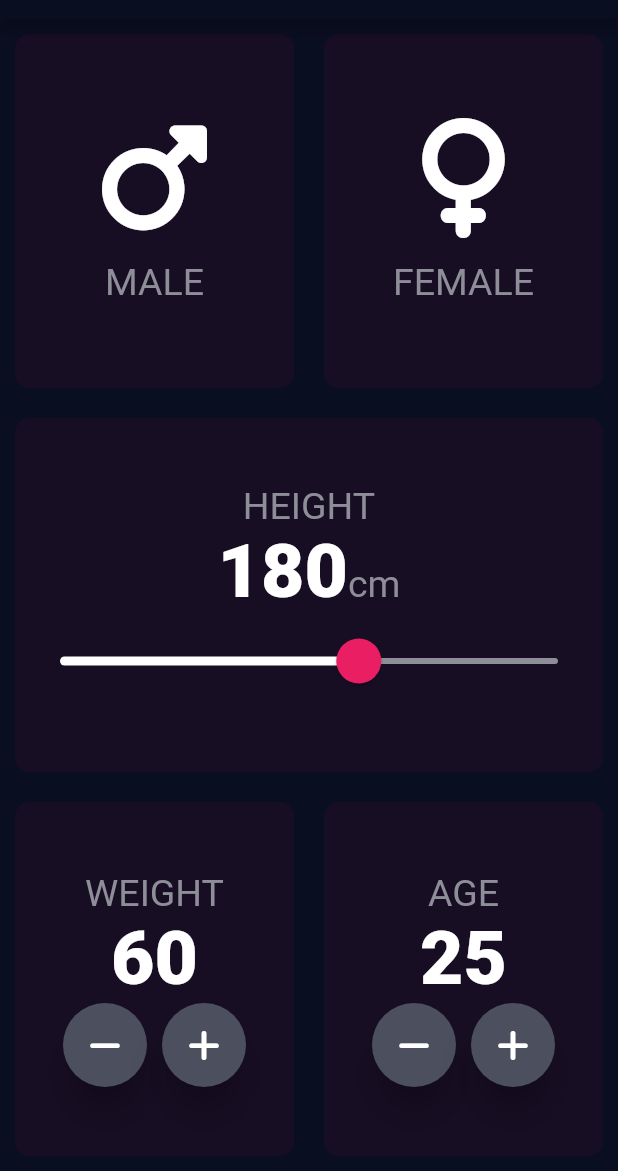
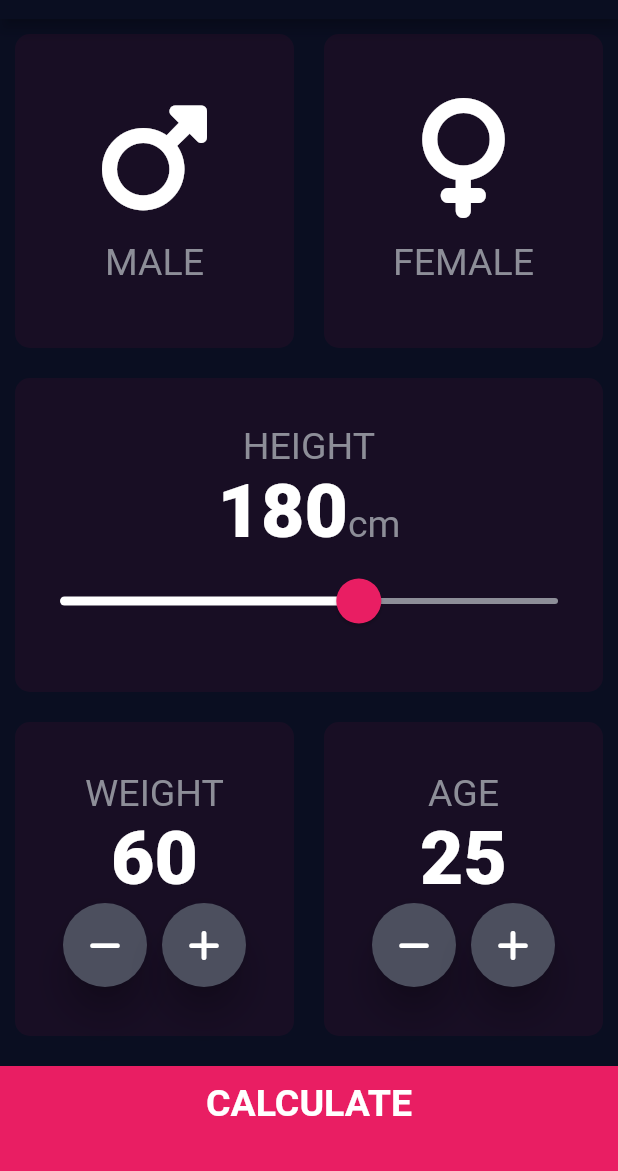
Before and after one commit to alichur/bmi-calculator, a Flutter app: the screen it shows after launch, on a phone screen of 412 x 824 dp, the part 65-1236 px from its top. Run offline on Flutter 3.47's test engine with Material 2 defaults, Android fonts, the phone set to English and light mode, and no system bars; our stand-ins replace font_awesome_flutter.

```diff
--- a/lib/constants.dart
+++ b/lib/constants.dart
@@ -10,3 +10,5 @@ final TextStyle kLabelTextStyle = TextStyle(
 );
 final TextStyle kNumberStyle =
     TextStyle(fontSize: 50.0, fontWeight: FontWeight.w900);
+final TextStyle klargeButtonText =
+    TextStyle(fontSize: 25, fontWeight: FontWeight.bold);
--- a/lib/input_page.dart
+++ b/lib/input_page.dart
@@ -1,3 +1,4 @@
+import 'package:bmi_calculator/results_page.dart';
 import 'package:bmi_calculator/reusable_card.dart';
 import 'package:flutter/material.dart';
 import 'package:font_awesome_flutter/font_awesome_flutter.dart';
@@ -160,6 +161,19 @@ class _InputPageState extends State<InputPage> {
             ),
           ]),
         ),
+        GestureDetector(
+          onTap: () {
+            Navigator.push(context,
+                MaterialPageRoute(builder: (context) => ResultsPage()));
+          },
+          child: Container(
+              padding: EdgeInsets.only(bottom: 20),
+              child: Center(child: Text('CALCULATE', style: klargeButtonText)),
+              width: double.infinity,
+              height: 70,
+              margin: EdgeInsets.only(top: 10),
+              color: Colors.pink),
+        )
       ]),
     );
   }
--- a/lib/main.dart
+++ b/lib/main.dart
@@ -1,6 +1,7 @@
 import 'package:flutter/material.dart';
 
 import 'bmi_theme.dart';
+import 'results_page.dart';
 import 'input_page.dart';
 
 void main() => runApp(BMICalculator());
@@ -10,7 +11,11 @@ class BMICalculator extends StatelessWidget {
   @override
   Widget build(BuildContext context) {
     return MaterialApp(
-      home: InputPage(),
+      initialRoute: '/',
+      routes: {
+        '/': (context) => InputPage(),
+        '/calculate': (context) => ResultsPage()
+      },
       theme: themeBuilder.getTheme(),
     );
   }
```
Also changed, not shown: lib/results_page.dart (added, +23 -0 lines).
